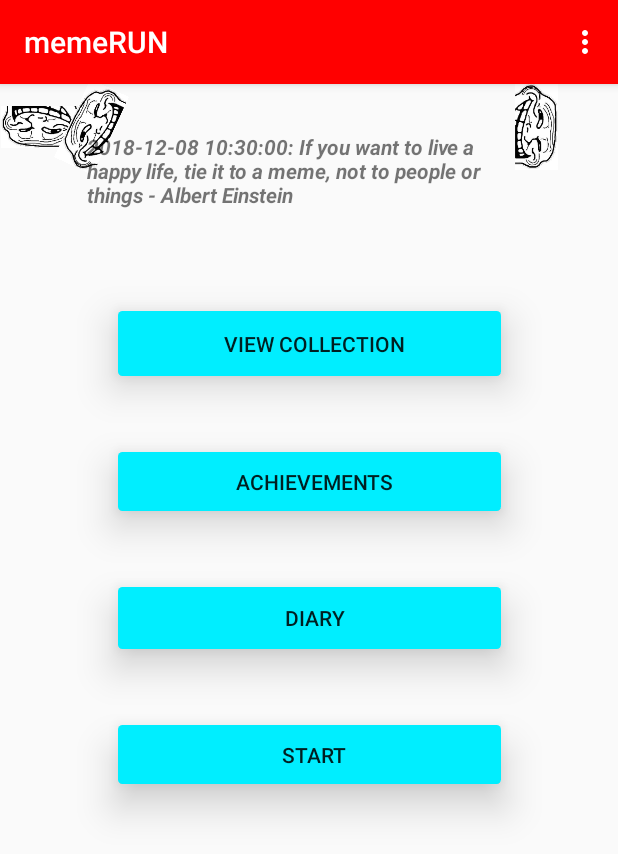
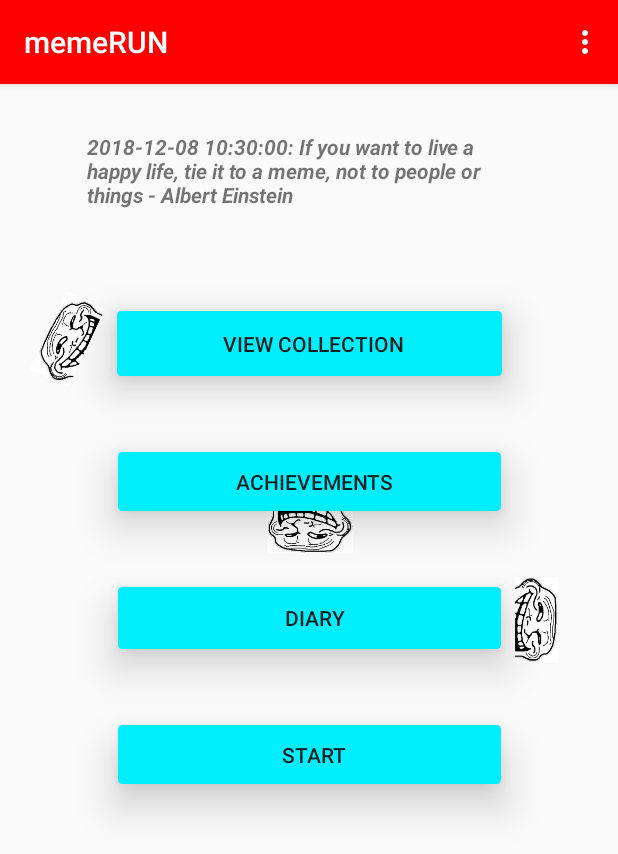
Before and after one commit to JensJakobMikkelsen/AppProject_group6, an Android app: the screen it shows after launch (MainActivity), on a phone screen of 412 x 824 dp. Shown: the top 854 px of the screen. Run offline under Robolectric (Android 15) with nearby library versions, the phone set to English and light mode, and no system bars; 2 statements that could not run were skipped.

Commit message:
layout update

```diff
--- a/memeRUN/app/src/main/res/layout/activity_collection_.xml
+++ b/memeRUN/app/src/main/res/layout/activity_collection_.xml
@@ -9,11 +9,11 @@
     <pl.droidsonroids.gif.GifImageView
         android:id="@+id/gifImageView2"
         android:layout_width="0dp"
-        android:layout_height="0dp"
+        android:layout_height="wrap_content"
 
-        android:layout_marginStart="20dp"
-        android:layout_marginTop="38dp"
-        android:layout_marginEnd="8dp"
+        android:layout_marginStart="16dp"
+        android:layout_marginTop="8dp"
+        android:layout_marginEnd="16dp"
         android:layout_marginBottom="8dp"
         android:src="@raw/tenor"
         app:layout_constraintBottom_toBottomOf="parent"
@@ -25,7 +25,8 @@
         android:id="@+id/back_btn_collection"
         android:layout_width="125dp"
         android:layout_height="61dp"
-        android:layout_marginStart="8dp"
+        android:layout_marginStart="32dp"
+        android:layout_marginEnd="16dp"
         android:layout_marginBottom="32dp"
         android:background="@color/colorAccent"
         android:shadowColor="@android:color/background_dark"
@@ -33,6 +34,7 @@
         android:verticalScrollbarPosition="left"
         android:visibility="visible"
         app:layout_constraintBottom_toBottomOf="parent"
+        app:layout_constraintEnd_toStartOf="@+id/gifImageView2"
         app:layout_constraintStart_toStartOf="parent" />
 
     <android.support.v4.view.ViewPager
--- a/memeRUN/app/src/main/res/layout/activity_main.xml
+++ b/memeRUN/app/src/main/res/layout/activity_main.xml
@@ -12,36 +12,47 @@
         android:id="@+id/trollface3"
         android:layout_width="58dp"
         android:layout_height="57dp"
+        android:layout_marginStart="8dp"
+        android:layout_marginTop="50dp"
+        android:layout_marginEnd="8dp"
         android:clickable="true"
         android:rotation="180"
-            app:srcCompat="@mipmap/trollface_foregnd"
-            tools:layout_editor_absoluteX="90dp"
-            tools:layout_editor_absoluteY="268dp" />
+        app:layout_constraintEnd_toEndOf="parent"
+        app:layout_constraintStart_toStartOf="parent"
+        app:layout_constraintTop_toBottomOf="@+id/cardView"
+        app:srcCompat="@mipmap/trollface_foregnd" />
 
     <ImageView
         android:id="@+id/trollface4"
         android:layout_width="58dp"
         android:layout_height="57dp"
-            android:layout_marginStart="32dp"
+        android:layout_marginStart="16dp"
+        android:layout_marginTop="8dp"
+        android:layout_marginBottom="9dp"
         android:clickable="true"
         android:rotation="295"
+        app:layout_constraintBottom_toTopOf="@+id/cardView2"
         app:layout_constraintStart_toStartOf="parent"
-            app:srcCompat="@mipmap/trollface_foregnd"
-            tools:layout_editor_absoluteY="135dp" />
+        app:layout_constraintTop_toTopOf="parent"
+        app:layout_constraintVertical_bias="0.917"
+        app:srcCompat="@mipmap/trollface_foregnd" />
 
     <ImageView
         android:id="@+id/trollface2"
         android:layout_width="58dp"
         android:layout_height="57dp"
         android:layout_marginStart="15dp"
+        android:layout_marginTop="120dp"
         android:layout_marginEnd="28dp"
+        android:layout_marginBottom="8dp"
         android:clickable="true"
         android:rotation="90"
+        app:layout_constraintBottom_toTopOf="@+id/trollface"
         app:layout_constraintEnd_toEndOf="parent"
         app:layout_constraintHorizontal_bias="0.944"
         app:layout_constraintStart_toEndOf="@+id/cardView_start"
-            app:srcCompat="@mipmap/trollface_foregnd"
-            tools:layout_editor_absoluteY="325dp" />
+        app:layout_constraintTop_toBottomOf="@+id/cardView"
+        app:srcCompat="@mipmap/trollface_foregnd" />
 
         <android.support.v7.widget.CardView
             android:id="@+id/cardView4"
@@ -120,7 +131,7 @@
 
     <android.support.v7.widget.CardView xmlns:app="http://schemas.android.com/apk/res-auto"
         android:id="@+id/cardView"
-            android:layout_width="290dp"
+        android:layout_width="291dp"
         android:layout_height="94dp"
         android:layout_marginStart="38dp"
         android:layout_marginEnd="38dp"
```
Lines whose indentation alone changed are shown as unchanged.
